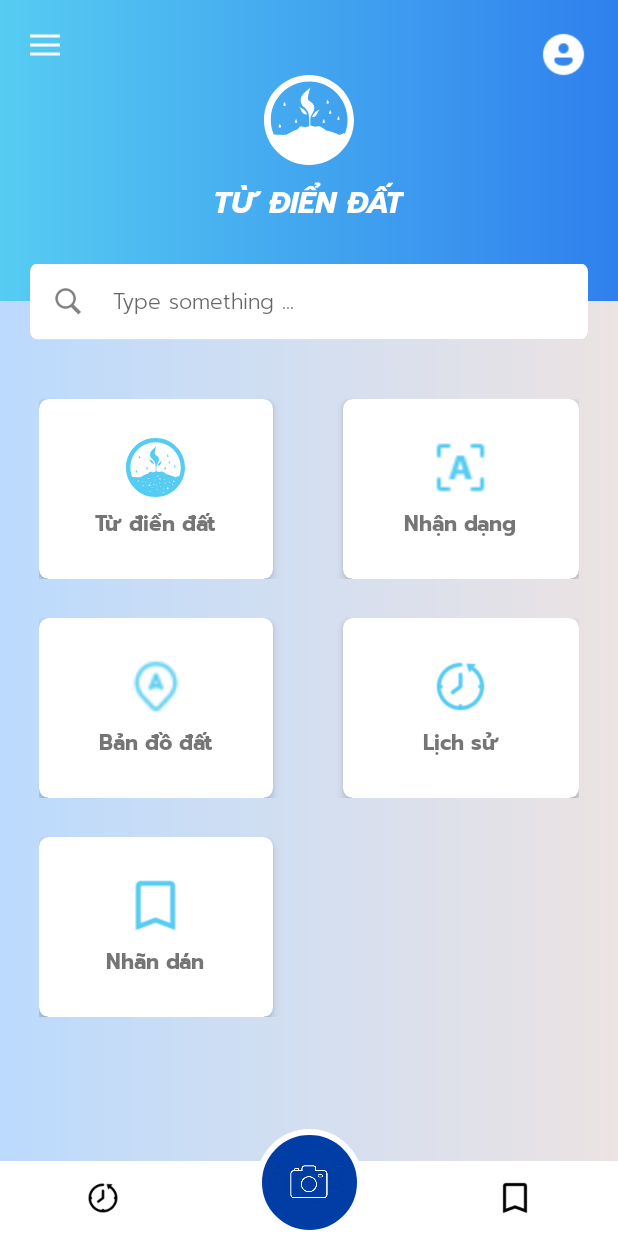
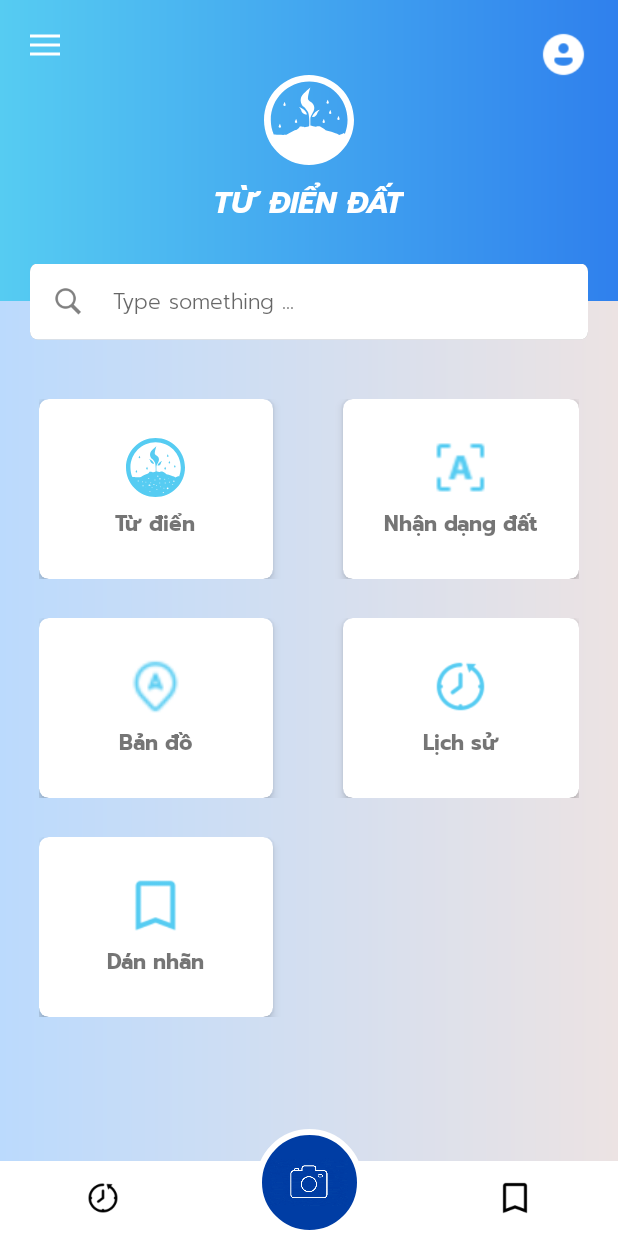
Before and after one commit to HaiYen13/Soil-Detection-App, an Android app: the screen it shows after launch (MainActivity), on a phone screen of 412 x 824 dp. Run offline under Robolectric (Android 15) with nearby library versions, the phone set to English and light mode, and no system bars; our stand-ins replace CircleImageView, Room's generated code, sdp/ssp sizes; network calls fail.

Commit message:
add english strings

```diff
--- a/app/build.gradle
+++ b/app/build.gradle
@@ -19,6 +19,7 @@ android {
         multiDexEnabled true
         vectorDrawables.useSupportLibrary = true
         testInstrumentationRunner "androidx.test.runner.AndroidJUnitRunner"
+        resConfigs "en"
     }
 
     signingConfigs {
--- a/app/src/main/java/com/yenvth/soilDetectionApp/labeling/LabelingActivity.kt
+++ b/app/src/main/java/com/yenvth/soilDetectionApp/labeling/LabelingActivity.kt
@@ -112,7 +112,7 @@ class LabelingActivity : AppCompatActivity(), View.OnClickListener,
                     if (label.isBlank()) {
                         CommonUtils.showSnackBar(
                             dialog.currentFocus,
-                            "Vui lòng nhập tên nhãn",
+                            getString(R.string.please_fill_label_name),
                             false
                         )
 
@@ -121,7 +121,7 @@ class LabelingActivity : AppCompatActivity(), View.OnClickListener,
                     if (uri == null) {
                         CommonUtils.showSnackBar(
                             dialog.currentFocus,
-                            "Vui lòng chọn ảnh đất",
+                            getString(R.string.Please_choose_soil_image),
                             false
                         )
 
--- a/app/src/main/java/com/yenvth/soilDetectionApp/map/MapActivity.kt
+++ b/app/src/main/java/com/yenvth/soilDetectionApp/map/MapActivity.kt
@@ -214,7 +214,10 @@ class MapActivity : AppCompatActivity(), OnMapReadyCallback, View.OnClickListene
         addStrokeArea(layer)
         layer.addLayerToMap()
         layer.setOnFeatureClickListener(GeoJsonOnFeatureClickListener { feature: Feature ->
-            CommonUtils.showSnackBar(this@MapActivity, "Tỉnh " + feature.getProperty("name"))
+            CommonUtils.showSnackBar(
+                this@MapActivity,
+                feature.getProperty("name") + " " + getString(R.string.province)
+            )
             val provinceId = feature.getProperty("id_1").toIntOrNull()
             provinceSelected = provinceModels.find { it.provinceId == provinceId }
             binding.spProvince.setSelection(
--- a/app/src/main/res/layout/activity_diction.xml
+++ b/app/src/main/res/layout/activity_diction.xml
@@ -36,7 +36,7 @@
             android:layout_toRightOf="@id/btnBack"
             android:background="@drawable/corner_search_edittext_unselect"
             android:fontFamily="@font/prompt_light"
-            android:hint="Tìm kiếm gì đó..."
+            android:hint="@string/search_something"
             android:inputType="text"
             android:lines="1"
             android:paddingHorizontal="10dp"
@@ -94,7 +94,7 @@
                         android:layout_width="wrap_content"
                         android:layout_height="wrap_content"
                         android:fontFamily="@font/prompt_bold"
-                        android:text="Danh sách mẫu đất"
+                        android:text="@string/soil_lists"
                         android:textColor="#000"
                         android:textSize="@dimen/_12sdp" />
 
--- a/app/src/main/res/layout/activity_labeling.xml
+++ b/app/src/main/res/layout/activity_labeling.xml
@@ -21,7 +21,7 @@
             android:layout_height="wrap_content"
             android:layout_centerVertical="true"
             android:fontFamily="@font/prompt_medium"
-            android:text="Danh sách nhãn dán"
+            android:text="@string/labels_list"
             android:textColor="#000"
             android:textSize="@dimen/_13sdp" />
 
@@ -46,7 +46,7 @@
                 android:layout_height="wrap_content"
                 android:layout_marginLeft="@dimen/_3sdp"
                 android:fontFamily="@font/prompt_bold"
-                android:text="Thêm mới"
+                android:text="@string/add_new"
                 android:textColor="#fff" />
         </LinearLayout>
 
--- a/app/src/main/res/layout/activity_main.xml
+++ b/app/src/main/res/layout/activity_main.xml
@@ -31,7 +31,7 @@
                 android:layout_height="wrap_content"
                 android:layout_marginTop="10dp"
                 android:fontFamily="@font/prompt_bolditalic"
-                android:text="TỪ ĐIỂN ĐẤT"
+                android:text="@string/soil_dictionary"
                 android:textColor="#fff"
                 android:textSize="20dp" />
 
@@ -58,7 +58,6 @@
 
                 <TextView
                     android:id="@+id/btnLogin"
-                    android:visibility="gone"
                     android:layout_width="wrap_content"
                     android:layout_height="wrap_content"
                     android:background="@drawable/bg_white"
@@ -66,7 +65,8 @@
                     android:padding="@dimen/_8sdp"
                     android:text="Đăng nhập"
                     android:textColor="@color/start_color"
-                    android:textSize="@dimen/_8sdp" />
+                    android:textSize="@dimen/_8sdp"
+                    android:visibility="gone" />
 
                 <LinearLayout
                     android:layout_width="wrap_content"
@@ -86,8 +86,8 @@
                         android:layout_width="wrap_content"
                         android:layout_height="wrap_content"
                         android:fontFamily="@font/prompt_bold"
-                        android:textSize="@dimen/_10sdp"
-                        android:textColor="#fff" />
+                        android:textColor="#fff"
+                        android:textSize="@dimen/_10sdp" />
                 </LinearLayout>
 
             </RelativeLayout>
@@ -143,7 +143,7 @@
                                 android:layout_height="wrap_content"
                                 android:layout_marginTop="@dimen/_5sdp"
                                 android:fontFamily="@font/prompt_bold"
-                                android:text="Từ điển đất" />
+                                android:text="@string/dictionary" />
                         </LinearLayout>
                     </com.google.android.material.card.MaterialCardView>
 
@@ -172,15 +172,15 @@
                             <ImageView
                                 android:layout_width="@dimen/_30sdp"
                                 android:layout_height="@dimen/_30sdp"
-                                app:tint="@color/start_color"
-                                android:src="@drawable/ocr" />
+                                android:src="@drawable/ocr"
+                                app:tint="@color/start_color" />
 
                             <TextView
                                 android:layout_width="wrap_content"
                                 android:layout_height="wrap_content"
                                 android:layout_marginTop="@dimen/_5sdp"
                                 android:fontFamily="@font/prompt_bold"
-                                android:text="Nhận dạng" />
+                                android:text="@string/soil_detect" />
                         </LinearLayout>
                     </com.google.android.material.card.MaterialCardView>
 
@@ -210,17 +210,17 @@
                             android:orientation="vertical">
 
                             <ImageView
-                                android:layout_width="match_parent"
+                                android:layout_width="@dimen/_30sdp"
                                 android:layout_height="@dimen/_30sdp"
                                 android:src="@drawable/map"
-                                app:tint="@color/start_color"/>
+                                app:tint="@color/start_color" />
 
                             <TextView
                                 android:layout_width="wrap_content"
                                 android:layout_height="wrap_content"
                                 android:layout_marginTop="@dimen/_5sdp"
                                 android:fontFamily="@font/prompt_bold"
-                                android:text="Bản đồ đất" />
+                                android:text="@string/map" />
                         </LinearLayout>
                     </com.google.android.material.card.MaterialCardView>
 
@@ -250,14 +250,14 @@
                                 android:layout_width="@dimen/_30sdp"
                                 android:layout_height="@dimen/_30sdp"
                                 android:src="@drawable/history"
-                                app:tint="@color/start_color"/>
+                                app:tint="@color/start_color" />
 
                             <TextView
                                 android:layout_width="wrap_content"
                                 android:layout_height="wrap_content"
                                 android:layout_marginTop="@dimen/_5sdp"
                                 android:fontFamily="@font/prompt_bold"
-                                android:text="Lịch sử" />
+                                android:text="@string/histories" />
                         </LinearLayout>
                     </com.google.android.material.card.MaterialCardView>
 
@@ -290,14 +290,14 @@
                                 android:layout_width="@dimen/_30sdp"
                                 android:layout_height="@dimen/_30sdp"
                                 android:src="@drawable/bookmark"
-                                app:tint="@color/start_color"/>
+                                app:tint="@color/start_color" />
 
                             <TextView
                                 android:layout_width="wrap_content"
                                 android:layout_height="wrap_content"
                                 android:layout_marginTop="@dimen/_5sdp"
                                 android:fontFamily="@font/prompt_bold"
-                                android:text="Nhãn dán" />
+                                android:text="@string/labels" />
                         </LinearLayout>
                     </com.google.android.material.card.MaterialCardView>
 
@@ -339,7 +339,7 @@
                 android:backgroundTint="#fff"
                 android:fontFamily="@font/prompt_light"
                 android:gravity="center_vertical"
-                android:hint="Type something ..."
+                android:hint="@string/type_something"
                 android:textColor="#000"
                 android:textSize="14dp" />
 
@@ -352,11 +352,11 @@
             android:layout_alignParentBottom="true">
 
             <LinearLayout
-                app:layout_constraintBottom_toBottomOf="parent"
                 android:layout_width="match_parent"
                 android:layout_height="50dp"
                 android:background="#fff"
-                android:weightSum="3">
+                android:weightSum="3"
+                app:layout_constraintBottom_toBottomOf="parent">
 
                 <LinearLayout
                     android:id="@+id/lnHis"
@@ -406,11 +406,11 @@
             <RelativeLayout
                 android:id="@+id/rlDetect"
                 android:layout_width="@dimen/_55sdp"
+                android:layout_height="@dimen/_55sdp"
+                android:layout_centerHorizontal="true"
                 android:background="@drawable/bg_circle_image_2"
                 android:gravity="center"
-                android:layout_height="@dimen/_55sdp"
                 app:layout_constraintBottom_toBottomOf="parent"
-                android:layout_centerHorizontal="true"
                 app:layout_constraintLeft_toLeftOf="parent"
                 app:layout_constraintRight_toRightOf="parent">
 
--- a/app/src/main/res/layout/dialog_add_label.xml
+++ b/app/src/main/res/layout/dialog_add_label.xml
@@ -30,7 +30,7 @@
             android:layout_toLeftOf="@id/rlAdd"
             android:background="@drawable/corner_edittext"
             android:fontFamily="@font/prompt_light"
-            android:hint="Nhập nhãn dán"
+            android:hint="@string/enter_label_name"
             android:imeOptions="actionDone"
             android:maxLines="1"
             android:padding="@dimen/_10sdp"
@@ -65,7 +65,7 @@
                     android:layout_height="wrap_content"
                     android:layout_marginLeft="@dimen/_3sdp"
                     android:fontFamily="@font/prompt_light"
-                    android:text="Thêm ảnh"
+                    android:text="@string/add_image"
                     android:textColor="#fff" />
             </LinearLayout>
 
@@ -115,7 +115,7 @@
         android:gravity="center"
         android:paddingTop="@dimen/_8sdp"
         android:paddingBottom="@dimen/_8sdp"
-        android:text="HOÀN THÀNH"
+        android:text="@string/complete"
         android:textColor="#fff"
         android:textSize="@dimen/_12sdp" />
 </LinearLayout>
--- a/app/src/main/res/layout/item_search_soil.xml
+++ b/app/src/main/res/layout/item_search_soil.xml
@@ -97,7 +97,7 @@
                                 android:layout_width="wrap_content"
                                 android:layout_height="wrap_content"
                                 android:fontFamily="@font/prompt_medium"
-                                android:text="Chỉ số:" />
+                                android:text="@string/index" />
 
                             <LinearLayout
                                 android:layout_width="match_parent"
@@ -122,7 +122,7 @@
                                     android:layout_weight="1"
                                     android:fontFamily="@font/prompt_light"
                                     android:gravity="center_vertical"
-                                    android:text="Độ ẩm: 96%"
+                                    android:text="@string/humidity"
                                     android:textSize="@dimen/_9sdp" />
 
                                 <TextView
@@ -132,7 +132,7 @@
                                     android:layout_weight="1"
                                     android:fontFamily="@font/prompt_light"
                                     android:gravity="center_vertical"
-                                    android:text="N20: 20"
+                                    android:text="@string/n20"
                                     android:textSize="@dimen/_9sdp" />
                             </LinearLayout>
                         </LinearLayout>
--- a/app/src/main/res/menu/drawer_menu.xml
+++ b/app/src/main/res/menu/drawer_menu.xml
@@ -2,39 +2,34 @@
 <menu xmlns:android="http://schemas.android.com/apk/res/android">
 
     <group android:id="@+id/important">
-        <item android:title="Main">
+        <item android:title="@string/main_feature">
             <menu>
                 <item
                     android:id="@+id/diction"
                     android:icon="@drawable/logo"
-                    android:title="Từ điển" />
+                    android:title="@string/dictionary" />
                 <item
                     android:id="@+id/map"
                     android:icon="@drawable/document"
-                    android:title="Bản đồ" />
+                    android:title="@string/map" />
                 <item
                     android:id="@+id/detect"
                     android:icon="@drawable/ocr"
-                    android:title="Nhận dạng đất" />
+                    android:title="@string/soil_detect" />
 
             </menu>
         </item>
     </group>
-    <item android:title="Other">
+    <item android:title="@string/other">
         <menu>
             <item
                 android:id="@+id/history"
                 android:icon="@drawable/history"
-                android:title="Lịch sử" />
+                android:title="@string/histories" />
             <item
                 android:id="@+id/labeling"
                 android:icon="@drawable/bookmark"
-                android:title="Dán nhãn" />
-
-            <item
-                android:id="@+id/setting"
-                android:icon="@drawable/setting"
-                android:title="Cài đặt" />
+                android:title="@string/labels" />
         </menu>
     </item>
 
--- a/app/src/main/res/values/strings.xml
+++ b/app/src/main/res/values/strings.xml
@@ -61,6 +61,33 @@
     <string name="label_threads">Number of Threads</string>
     <string name="label_delegate">Delegate</string>
     <string name="label_models">ML Model</string>
+    <string name="main_feature">Main</string>
+    <string name="dictionary">Từ điển</string>
+    <string name="map">Bản đồ</string>
+    <string name="soil_detect">Nhận dạng đất</string>
+    <string name="other">Other</string>
+    <string name="histories">Lịch sử</string>
+    <string name="labels">Dán nhãn</string>
+    <string name="soil_dictionary">TỪ ĐIỂN ĐẤT</string>
+    <string name="type_something">Type something ...</string>
+    <string name="histories_list">Danh sách lịch sử</string>
+    <string name="delete_all">Xóa toàn bộ</string>
+    <string name="labels_list">Danh sách nhãn dán</string>
+    <string name="add_new">Thêm mới</string>
+    <string name="search_something">Tìm kiếm gì đó...</string>
+    <string name="soil_lists">Danh sách mẫu đất</string>
+    <string name="sample">Hình ảnh mẫu</string>
+    <string name="process">NHẬN DẠNG</string>
+    <string name="index">Chỉ số:</string>
+    <string name="humidity">Độ ẩm: 96%</string>
+    <string name="n20">N20: 20</string>
+    <string name="province">Tỉnh</string>
+    <string name="view_detail">Xem chi tiết</string>
+    <string name="please_fill_label_name">Vui lòng nhập tên nhãn</string>
+    <string name="Please_choose_soil_image">Vui lòng chọn ảnh đất</string>
+    <string name="complete">HOÀN THÀNH</string>
+    <string name="enter_label_name">Nhập nhãn dán</string>
+    <string name="add_image">Thêm ảnh</string>
 
     <string-array name="delegate_spinner_titles">
         <item>CPU</item>
```
Also changed, not shown: app/src/main/res/layout/activity_detection.xml (+5 -2 lines), app/src/main/res/layout/activity_history.xml (+3 -4 lines), app/src/main/res/layout/activity_map.xml (+16 -16 lines), app/src/main/res/layout/activity_soil_detail.xml (+10 -10 lines), 1 other file.
